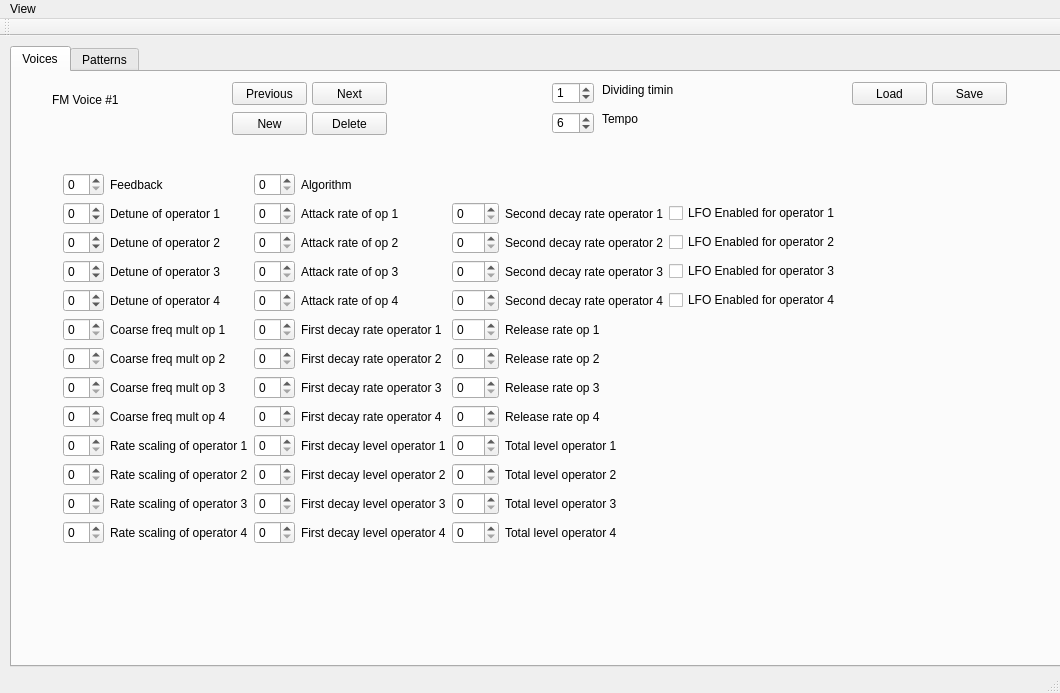
The window that mainwindow.ui (pts-demos/s1_music_gen) describes before a commit, drawn with Qt 5.
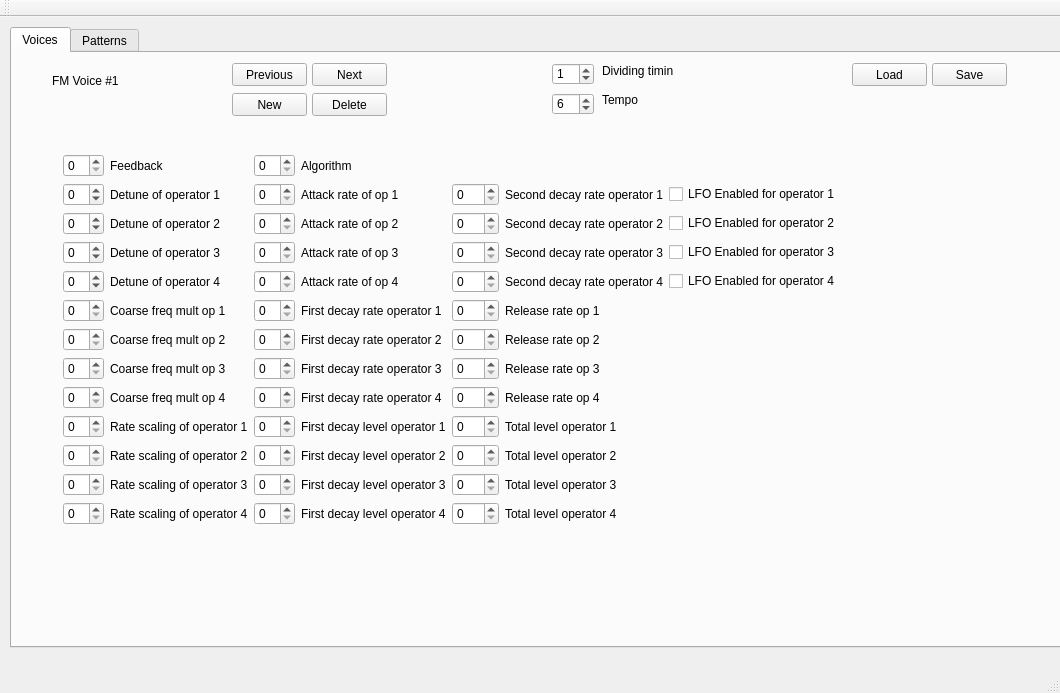
The same window after the commit. Custom widgets are drawn as their Qt base class.

Commit message: remove unused menubar

```diff
--- a/mainwindow.ui
+++ b/mainwindow.ui
@@ -1090,12 +1090,6 @@
      <height>21</height>
     </rect>
    </property>
-   <widget class="QMenu" name="menuVie">
-    <property name="title">
-     <string>View</string>
-    </property>
-   </widget>
-   <addaction name="menuVie"/>
   </widget>
   <widget class="QToolBar" name="mainToolBar">
    <attribute name="toolBarArea">
```
